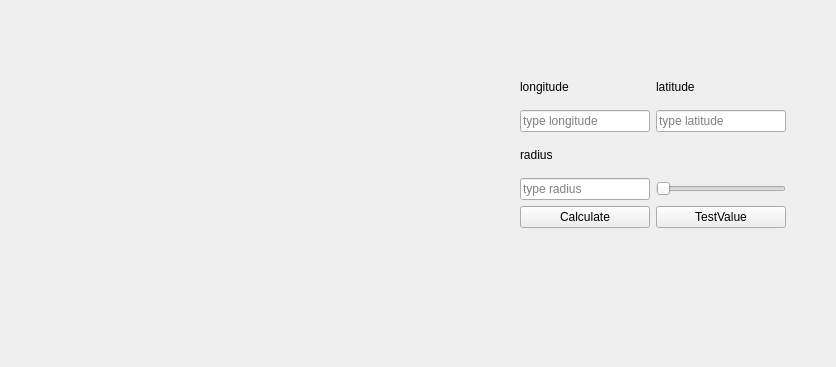
Qt form Santosh/form.ui (ArHollev/Smart_Instrumentation_Project6) before a commit.
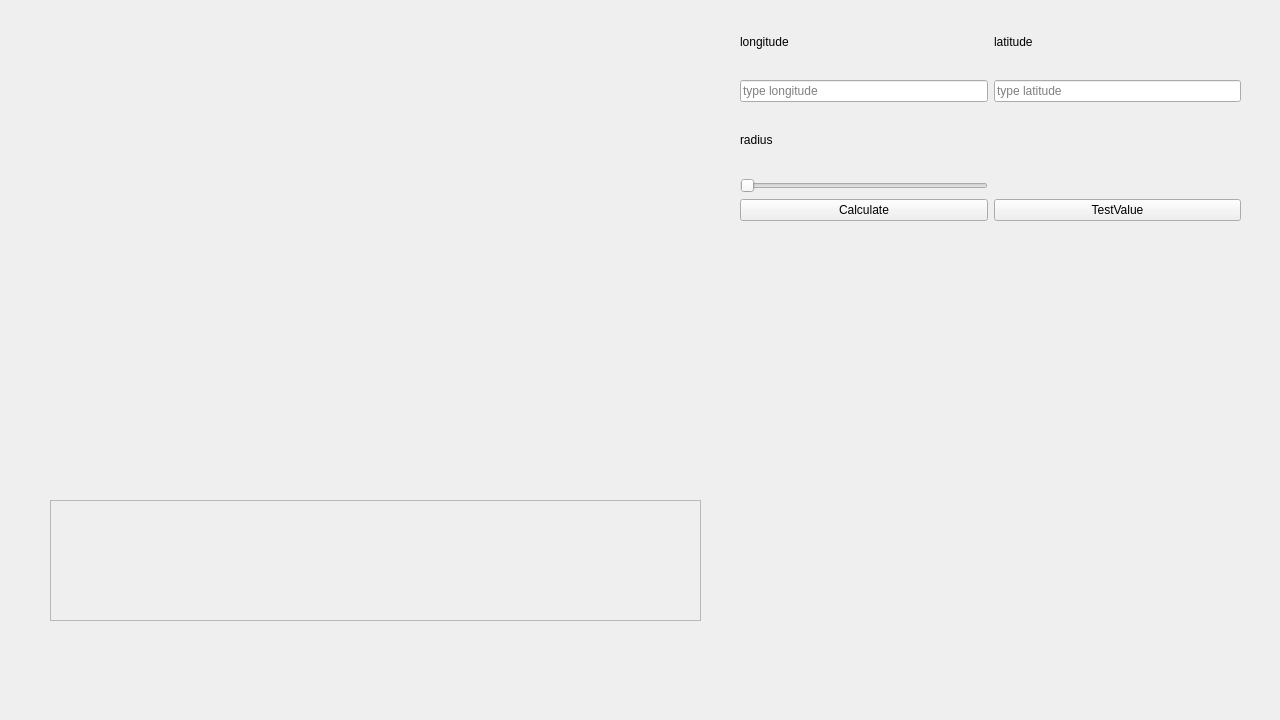
The same form after that commit.

```diff
--- a/Santosh/form.ui
+++ b/Santosh/form.ui
@@ -9,20 +9,20 @@
    <rect>
     <x>0</x>
     <y>0</y>
-    <width>836</width>
-    <height>367</height>
+    <width>1280</width>
+    <height>720</height>
    </rect>
   </property>
   <property name="minimumSize">
    <size>
-    <width>836</width>
-    <height>367</height>
+    <width>1280</width>
+    <height>720</height>
    </size>
   </property>
   <property name="maximumSize">
    <size>
-    <width>836</width>
-    <height>367</height>
+    <width>1280</width>
+    <height>720</height>
    </size>
   </property>
   <property name="cursor">
@@ -34,10 +34,10 @@
   <widget class="QWidget" name="layoutWidget">
    <property name="geometry">
     <rect>
-     <x>520</x>
-     <y>70</y>
-     <width>266</width>
-     <height>158</height>
+     <x>740</x>
+     <y>10</y>
+     <width>501</width>
+     <height>211</height>
     </rect>
    </property>
    <layout class="QGridLayout" name="gridLayout">
@@ -48,6 +48,20 @@
       </property>
      </widget>
     </item>
+    <item row="5" column="1">
+     <widget class="QPushButton" name="testbutton">
+      <property name="text">
+       <string>TestValue</string>
+      </property>
+     </widget>
+    </item>
+    <item row="2" column="0">
+     <widget class="QLabel" name="label_3">
+      <property name="text">
+       <string>radius</string>
+      </property>
+     </widget>
+    </item>
     <item row="0" column="0">
      <widget class="QLabel" name="label">
       <property name="text">
@@ -62,28 +76,7 @@
       </property>
      </widget>
     </item>
-    <item row="2" column="0">
-     <widget class="QLabel" name="label_3">
-      <property name="text">
-       <string>radius</string>
-      </property>
-     </widget>
-    </item>
-    <item row="4" column="1">
-     <widget class="QPushButton" name="testbutton">
-      <property name="text">
-       <string>TestValue</string>
-      </property>
-     </widget>
-    </item>
-    <item row="3" column="0">
-     <widget class="QLineEdit" name="radius">
-      <property name="placeholderText">
-       <string>type radius</string>
-      </property>
-     </widget>
-    </item>
-    <item row="4" column="0">
+    <item row="5" column="0">
      <widget class="QPushButton" name="button">
       <property name="enabled">
        <bool>true</bool>
@@ -100,39 +93,68 @@
       </property>
      </widget>
     </item>
-    <item row="3" column="1">
-     <widget class="QSlider" name="slider">
+    <item row="3" column="0">
+     <widget class="QSlider" name="slider_radius">
       <property name="orientation">
        <enum>Qt::Horizontal</enum>
       </property>
      </widget>
     </item>
+    <item row="3" column="1">
+     <widget class="QLabel" name="radius">
+      <property name="text">
+       <string/>
+      </property>
+     </widget>
+    </item>
    </layout>
   </widget>
-  <widget class="QLabel" name="result">
-   <property name="geometry">
-    <rect>
-     <x>40</x>
-     <y>320</y>
-     <width>391</width>
-     <height>16</height>
-    </rect>
-   </property>
-   <property name="text">
-    <string/>
-   </property>
-  </widget>
   <widget class="QWidget" name="verticalLayoutWidget">
    <property name="geometry">
     <rect>
      <x>30</x>
      <y>20</y>
-     <width>451</width>
-     <height>261</height>
+     <width>691</width>
+     <height>391</height>
     </rect>
    </property>
    <layout class="QVBoxLayout" name="mapbox"/>
   </widget>
+  <widget class="QFrame" name="frame">
+   <property name="geometry">
+    <rect>
+     <x>50</x>
+     <y>500</y>
+     <width>651</width>
+     <height>121</height>
+    </rect>
+   </property>
+   <property name="frameShape">
+    <enum>QFrame::StyledPanel</enum>
+   </property>
+   <property name="frameShadow">
+    <enum>QFrame::Sunken</enum>
+   </property>
+   <widget class="QLabel" name="result">
+    <property name="geometry">
+     <rect>
+      <x>30</x>
+      <y>40</y>
+      <width>491</width>
+      <height>31</height>
+     </rect>
+    </property>
+    <property name="autoFillBackground">
+     <bool>false</bool>
+    </property>
+    <property name="frameShadow">
+     <enum>QFrame::Raised</enum>
+    </property>
+    <property name="text">
+     <string/>
+    </property>
+   </widget>
+  </widget>
  </widget>
  <resources/>
  <connections/>
```
